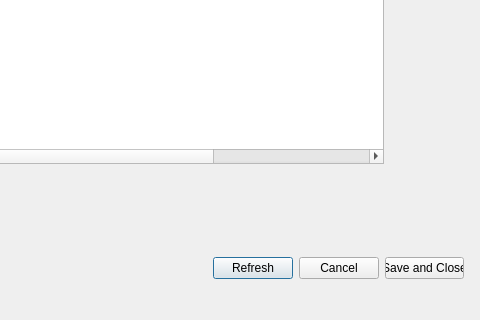
kaziasilias/midi-based-online-jamming-software, file ui_files/routingmanager.ui: the form before one commit; both pictures show x 367 to 847 and y 187 to 507 of the 847 by 507 pixel window.
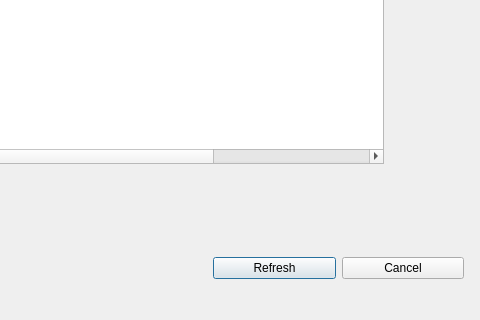
The form after the commit.

The edit to the form file:
```diff
--- a/ui_files/routingmanager.ui
+++ b/ui_files/routingmanager.ui
@@ -43,13 +43,6 @@
       </property>
      </widget>
     </item>
-    <item>
-     <widget class="QPushButton" name="saveButton">
-      <property name="text">
-       <string>Save and Close</string>
-      </property>
-     </widget>
-    </item>
    </layout>
   </widget>
   <widget class="QTableWidget" name="routingTable">
```
